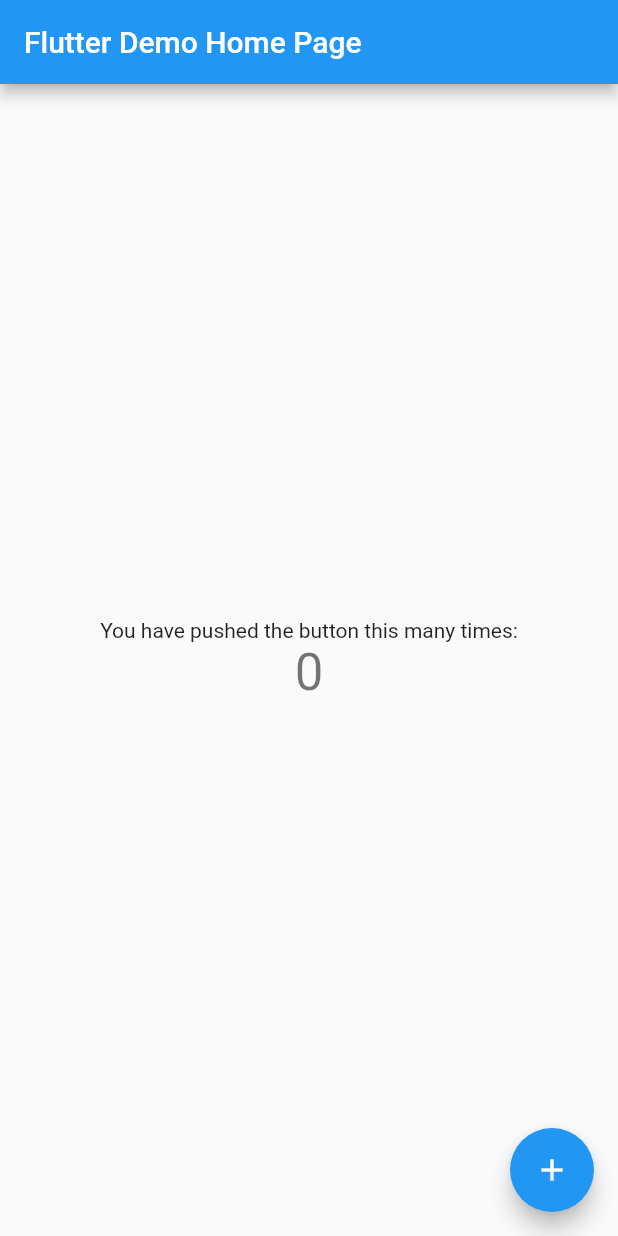
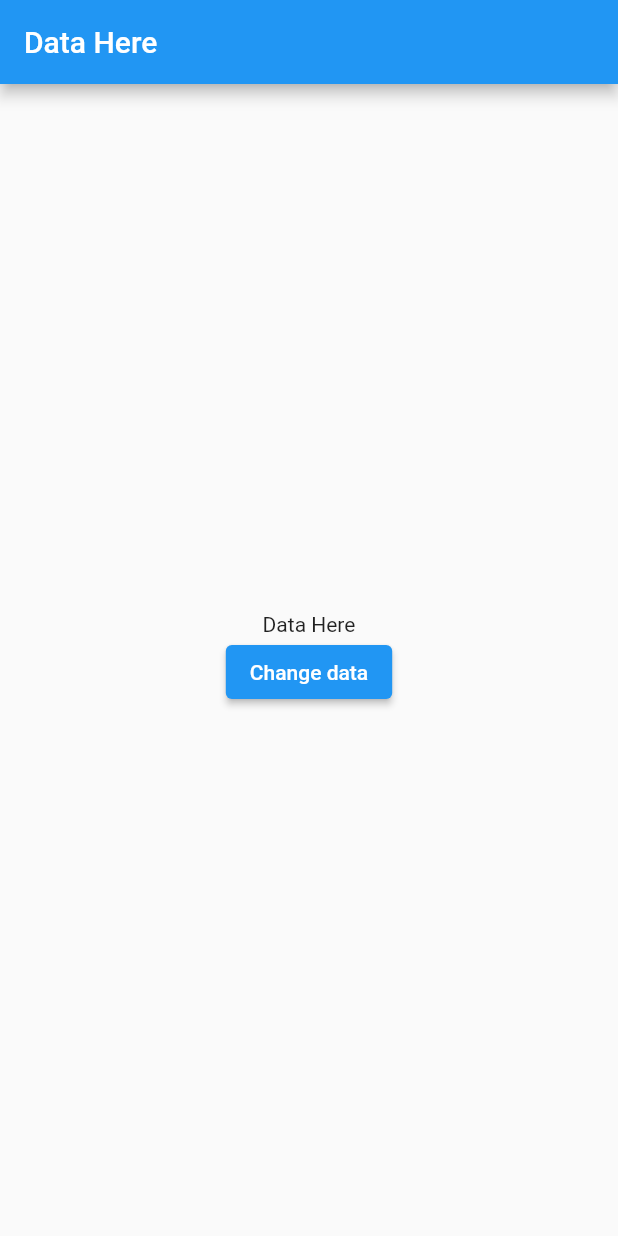
Before and after one commit to devSomethingSomething/flutter_provider_practice, a Flutter app: the screen it shows after launch, on a phone screen of 412 x 824 dp. Run offline on Flutter 3.47's test engine with Material 2 defaults, Android fonts, the light colour scheme and no system bars.

Commit message:
Add new main page

```diff
--- a/flutter_provider_practice/lib/main.dart
+++ b/flutter_provider_practice/lib/main.dart
@@ -1,113 +1,78 @@
 import 'package:flutter/material.dart';
 
 void main() {
-  runApp(MyApp());
+  runApp(
+    MyApp(),
+  );
 }
 
 class MyApp extends StatelessWidget {
-  // This widget is the root of your application.
+  const MyApp({Key? key}) : super(key: key);
+
   @override
   Widget build(BuildContext context) {
     return MaterialApp(
-      title: 'Flutter Demo',
-      theme: ThemeData(
-        // This is the theme of your application.
-        //
-        // Try running your application with "flutter run". You'll see the
-        // application has a blue toolbar. Then, without quitting the app, try
-        // changing the primarySwatch below to Colors.green and then invoke
-        // "hot reload" (press "r" in the console where you ran "flutter run",
-        // or simply save your changes to "hot reload" in a Flutter IDE).
-        // Notice that the counter didn't reset back to zero; the application
-        // is not restarted.
-        primarySwatch: Colors.blue,
-      ),
-      home: MyHomePage(title: 'Flutter Demo Home Page'),
+      home: MainPage(),
     );
   }
 }
 
-class MyHomePage extends StatefulWidget {
-  MyHomePage({required this.title}) : super();
-
-  // This widget is the home page of your application. It is stateful, meaning
-  // that it has a State object (defined below) that contains fields that affect
-  // how it looks.
-
-  // This class is the configuration for the state. It holds the values (in this
-  // case the title) provided by the parent (in this case the App widget) and
-  // used by the build method of the State. Fields in a Widget subclass are
-  // always marked "final".
-
-  final String title;
-
-  @override
-  _MyHomePageState createState() => _MyHomePageState();
-}
-
-class _MyHomePageState extends State<MyHomePage> {
-  int _counter = 0;
-
-  void _incrementCounter() {
-    setState(() {
-      // This call to setState tells the Flutter framework that something has
-      // changed in this State, which causes it to rerun the build method below
-      // so that the display can reflect the updated values. If we changed
-      // _counter without calling setState(), then the build method would not be
-      // called again, and so nothing would appear to happen.
-      _counter++;
-    });
-  }
+class MainPage extends StatelessWidget {
+  const MainPage({Key? key}) : super(key: key);
 
   @override
   Widget build(BuildContext context) {
-    // This method is rerun every time setState is called, for instance as done
-    // by the _incrementCounter method above.
-    //
-    // The Flutter framework has been optimized to make rerunning build methods
-    // fast, so that you can just rebuild anything that needs updating rather
-    // than having to individually change instances of widgets.
+    print('Building MainPage');
     return Scaffold(
       appBar: AppBar(
-        // Here we take the value from the MyHomePage object that was created by
-        // the App.build method, and use it to set our appbar title.
-        title: Text(widget.title),
+        title: Text('Data Here'),
       ),
-      body: Center(
-        // Center is a layout widget. It takes a single child and positions it
-        // in the middle of the parent.
-        child: Column(
-          // Column is also a layout widget. It takes a list of children and
-          // arranges them vertically. By default, it sizes itself to fit its
-          // children horizontally, and tries to be as tall as its parent.
-          //
-          // Invoke "debug painting" (press "p" in the console, choose the
-          // "Toggle Debug Paint" action from the Flutter Inspector in Android
-          // Studio, or the "Toggle Debug Paint" command in Visual Studio Code)
-          // to see the wireframe for each widget.
-          //
-          // Column has various properties to control how it sizes itself and
-          // how it positions its children. Here we use mainAxisAlignment to
-          // center the children vertically; the main axis here is the vertical
-          // axis because Columns are vertical (the cross axis would be
-          // horizontal).
-          mainAxisAlignment: MainAxisAlignment.center,
-          children: <Widget>[
-            Text(
-              'You have pushed the button this many times:',
-            ),
-            Text(
-              '$_counter',
-              style: Theme.of(context).textTheme.headline4,
-            ),
-          ],
-        ),
-      ),
-      floatingActionButton: FloatingActionButton(
-        onPressed: _incrementCounter,
-        tooltip: 'Increment',
-        child: Icon(Icons.add),
-      ), // This trailing comma makes auto-formatting nicer for build methods.
+      body: Screen2(),
     );
   }
 }
+
+class Screen2 extends StatelessWidget {
+  const Screen2({Key? key}) : super(key: key);
+
+  @override
+  Widget build(BuildContext context) {
+    print('Building Screen2');
+    return Container(
+      child: Screen3(),
+    );
+  }
+}
+
+class Screen3 extends StatelessWidget {
+  const Screen3({Key? key}) : super(key: key);
+
+  @override
+  Widget build(BuildContext context) {
+    print('Building Screen3');
+    return Container(
+      child: Screen4(),
+    );
+  }
+}
+
+class Screen4 extends StatelessWidget {
+  const Screen4({Key? key}) : super(key: key);
+
+  @override
+  Widget build(BuildContext context) {
+    print('Building Screen4');
+    return Center(
+      child: Column(
+        mainAxisAlignment: MainAxisAlignment.center,
+        children: [
+          Text('Data Here'),
+          ElevatedButton(
+            onPressed: () {},
+            child: Text('Change data'),
+          ),
+        ],
+      ),
+    );
+  }
+}
```
